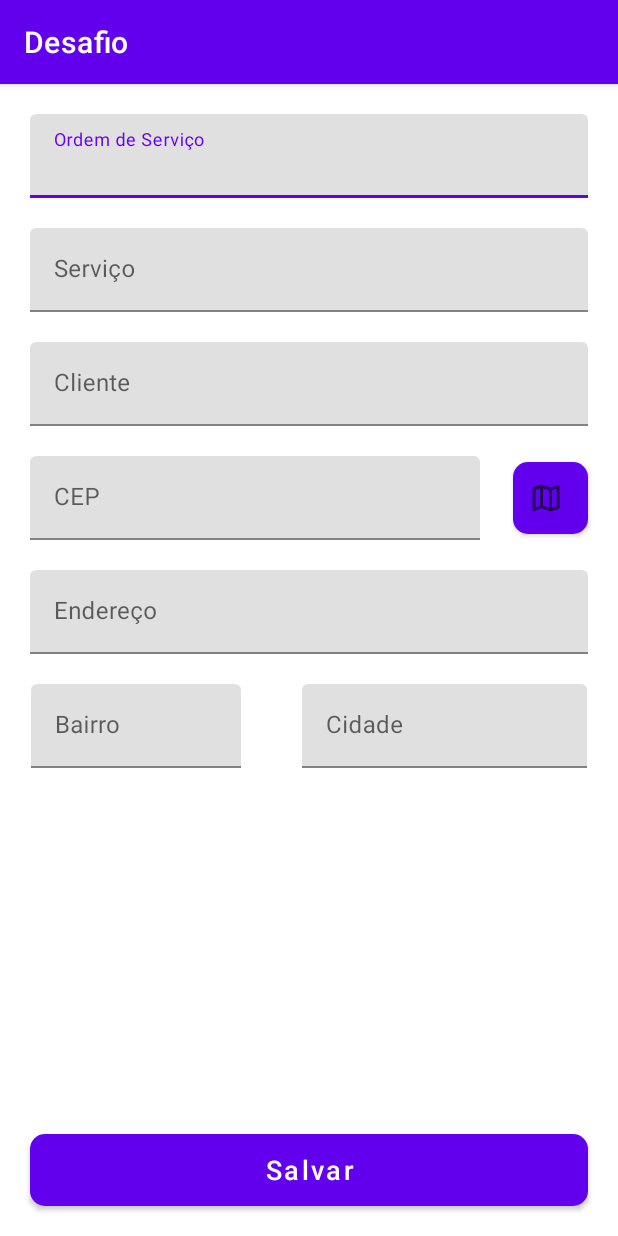
After one commit to gbrb1/App-via-cep, an Android app: the CadastrarOrdemServicoActivity screen opened directly, with no data from a screen before it, on a phone screen of 412 x 824 dp. The commit adds this screen. Run offline under Robolectric (Android 15) with nearby library versions, the phone set to English and light mode, and no system bars.

Commit message:
Adicionando a tela de cadastro de ordem de serviço

```diff
--- a/app/build.gradle
+++ b/app/build.gradle
@@ -1,6 +1,7 @@
 plugins {
     id 'com.android.application'
     id 'kotlin-android'
+    id 'kotlin-android-extensions'
 }
 
 android {
@@ -41,6 +42,7 @@ dependencies {
     implementation 'androidx.constraintlayout:constraintlayout:2.0.4'
     implementation 'com.squareup.retrofit2:retrofit:2.9.0'
     implementation 'com.squareup.retrofit2:converter-gson:2.9.0'
+    implementation "org.jetbrains.kotlin:kotlin-stdlib-jdk7:$kotlin_version"
     testImplementation 'junit:junit:4.+'
     androidTestImplementation 'androidx.test.ext:junit:1.1.2'
     androidTestImplementation 'androidx.test.espresso:espresso-core:3.3.0'
--- a/app/src/main/AndroidManifest.xml
+++ b/app/src/main/AndroidManifest.xml
@@ -19,6 +19,9 @@
                 <category android:name="android.intent.category.LAUNCHER" />
             </intent-filter>
         </activity>
+
+        <activity android:name=".UI.activity.CadastrarOrdemServicoActivity"/>
+
     </application>
 
 </manifest>
--- /dev/null
+++ b/app/src/main/java/meudominio/com/desafio/UI/activity/CadastrarOrdemServicoActivity.kt
@@ -0,0 +1,19 @@
+package meudominio.com.desafio.UI.activity
+
+
+
+import androidx.appcompat.app.AppCompatActivity
+import android.os.Bundle
+import meudominio.com.desafio.R
+
+
+class CadastrarOrdemServicoActivity : AppCompatActivity() {
+    override fun onCreate(savedInstanceState: Bundle?) {
+        super.onCreate(savedInstanceState)
+        setContentView(R.layout.activity_cadastrar_ordem_servico)
+
+
+    }
+
+
+}
--- a/app/src/main/java/meudominio/com/desafio/UI/activity/MainActivity.kt
+++ b/app/src/main/java/meudominio/com/desafio/UI/activity/MainActivity.kt
@@ -1,12 +1,24 @@
 package meudominio.com.desafio.UI.activity
 
+import android.content.Intent
 import androidx.appcompat.app.AppCompatActivity
 import android.os.Bundle
+import android.view.View
 import meudominio.com.desafio.R
+import kotlinx.android.synthetic.main.activity_main.*
 
 class MainActivity : AppCompatActivity() {
     override fun onCreate(savedInstanceState: Bundle?) {
         super.onCreate(savedInstanceState)
         setContentView(R.layout.activity_main)
+
+        sem_ordem.visibility = View.GONE
+
+        adicionar_ordem_servico.setOnClickListener{
+            intent = Intent(applicationContext, CadastrarOrdemServicoActivity::class.java)
+            startActivity(intent)
+        }
     }
+
+
 }
--- /dev/null
+++ b/app/src/main/res/drawable/borda_circular.xml
@@ -0,0 +1,6 @@
+<?xml version="1.0" encoding="UTF-8"?>
+<shape xmlns:android="http://schemas.android.com/apk/res/android">
+    <solid android:color="@color/grey"/>
+    <corners android:radius="10dp"/>
+    <padding android:left="0dp" android:top="0dp" android:right="0dp" android:bottom="0dp" />
+</shape>
--- /dev/null
+++ b/app/src/main/res/drawable/outline_map_24.xml
@@ -0,0 +1,10 @@
+<vector xmlns:android="http://schemas.android.com/apk/res/android"
+    android:width="24dp"
+    android:height="24dp"
+    android:viewportWidth="24"
+    android:viewportHeight="24"
+    android:tint="?attr/colorControlNormal">
+  <path
+      android:fillColor="@android:color/white"
+      android:pathData="M20.5,3l-0.16,0.03L15,5.1 9,3 3.36,4.9c-0.21,0.07 -0.36,0.25 -0.36,0.48L3,20.5c0,0.28 0.22,0.5 0.5,0.5l0.16,-0.03L9,18.9l6,2.1 5.64,-1.9c0.21,-0.07 0.36,-0.25 0.36,-0.48L21,3.5c0,-0.28 -0.22,-0.5 -0.5,-0.5zM10,5.47l4,1.4v11.66l-4,-1.4L10,5.47zM5,6.46l3,-1.01v11.7l-3,1.16L5,6.46zM19,17.54l-3,1.01L16,6.86l3,-1.16v11.84z"/>
+</vector>
--- /dev/null
+++ b/app/src/main/res/layout/activity_cadastrar_ordem_servico.xml
@@ -0,0 +1,177 @@
+<?xml version="1.0" encoding="utf-8"?>
+<androidx.constraintlayout.widget.ConstraintLayout xmlns:android="http://schemas.android.com/apk/res/android"
+   xmlns:app="http://schemas.android.com/apk/res-auto"
+    xmlns:shimmer="http://schemas.android.com/apk/res-auto"
+    xmlns:tools="http://schemas.android.com/tools"
+
+
+    android:layout_width="match_parent"
+    android:layout_height="match_parent"
+    tools:context="meudominio.com.desafio.UI.activity.CadastrarOrdemServicoActivity">
+
+
+
+    <com.google.android.material.textfield.TextInputLayout
+        android:id="@+id/cadastrar_ordem_servico"
+        android:layout_width="match_parent"
+        android:layout_height="wrap_content"
+        android:layout_margin="20dp"
+        android:hint="Ordem de Serviço"
+        app:layout_constraintTop_toTopOf="parent"
+        app:layout_constraintLeft_toLeftOf="parent"
+        app:layout_constraintRight_toRightOf="parent">
+
+        <com.google.android.material.textfield.TextInputEditText
+            android:id="@+id/edit_text_cadastrar_ordem_servico"
+            android:layout_width="match_parent"
+            android:layout_height="wrap_content" />
+
+    </com.google.android.material.textfield.TextInputLayout>
+
+    <com.google.android.material.textfield.TextInputLayout
+        android:id="@+id/endereco"
+        android:layout_width="match_parent"
+        android:layout_height="wrap_content"
+        android:layout_margin="20dp"
+        android:hint="Endereço"
+        app:layout_constraintTop_toBottomOf="@+id/cep"
+        app:layout_constraintLeft_toLeftOf="parent"
+        app:layout_constraintRight_toRightOf="parent">
+
+        <com.google.android.material.textfield.TextInputEditText
+            android:id="@+id/edit_text_endereco"
+            android:layout_width="match_parent"
+            android:layout_height="wrap_content"
+            android:inputType="none"
+            />
+
+    </com.google.android.material.textfield.TextInputLayout>
+
+    <com.google.android.material.textfield.TextInputLayout
+        android:id="@+id/bairro"
+        android:layout_width="140dp"
+        android:layout_height="wrap_content"
+        android:layout_margin="20dp"
+        android:hint="Bairro"
+        app:layout_constraintTop_toBottomOf="@+id/endereco"
+        app:layout_constraintLeft_toLeftOf="parent"
+        app:layout_constraintRight_toLeftOf="@+id/cidade"
+        >
+
+        <com.google.android.material.textfield.TextInputEditText
+            android:id="@+id/edit_text_bairro"
+            android:layout_width="match_parent"
+            android:layout_height="wrap_content"
+            android:inputType="none"
+            />
+
+    </com.google.android.material.textfield.TextInputLayout>
+
+    <com.google.android.material.textfield.TextInputLayout
+        android:id="@+id/cidade"
+        android:layout_width="190dp"
+        android:layout_height="wrap_content"
+        android:layout_margin="20dp"
+        android:hint="Cidade"
+        app:layout_constraintTop_toBottomOf="@+id/endereco"
+        app:layout_constraintLeft_toRightOf="@id/bairro"
+        app:layout_constraintRight_toRightOf="parent">
+
+        <com.google.android.material.textfield.TextInputEditText
+            android:id="@+id/edit_text_cidade"
+            android:layout_width="match_parent"
+            android:layout_height="wrap_content"
+            android:inputType="none"
+            />
+
+    </com.google.android.material.textfield.TextInputLayout>
+
+
+    <com.google.android.material.textfield.TextInputLayout
+        android:id="@+id/servico"
+        android:layout_width="match_parent"
+        android:layout_height="wrap_content"
+        android:layout_margin="20dp"
+        android:hint="Serviço"
+        app:layout_constraintTop_toBottomOf="@+id/cadastrar_ordem_servico"
+        app:layout_constraintLeft_toLeftOf="parent"
+        app:layout_constraintRight_toRightOf="parent">
+
+        <com.google.android.material.textfield.TextInputEditText
+            android:id="@+id/edit_text_servico"
+            android:layout_width="match_parent"
+            android:layout_height="wrap_content" />
+
+    </com.google.android.material.textfield.TextInputLayout>
+
+    <com.google.android.material.textfield.TextInputLayout
+        android:id="@+id/cliente"
+        android:layout_width="match_parent"
+        android:layout_height="wrap_content"
+        android:layout_margin="20dp"
+        android:hint="Cliente"
+        app:layout_constraintTop_toBottomOf="@+id/servico"
+        app:layout_constraintLeft_toLeftOf="parent"
+        app:layout_constraintRight_toRightOf="parent">
+
+        <com.google.android.material.textfield.TextInputEditText
+            android:id="@+id/edit_text_cliente"
+            android:layout_width="match_parent"
+            android:layout_height="wrap_content" />
+
+    </com.google.android.material.textfield.TextInputLayout>
+
+    <com.google.android.material.textfield.TextInputLayout
+        android:id="@+id/cep"
+        android:layout_width="300dp"
+        android:layout_height="wrap_content"
+        android:layout_margin="20dp"
+        android:hint="CEP"
+        app:layout_constraintTop_toBottomOf="@+id/cliente"
+        app:layout_constraintLeft_toLeftOf="parent"
+        >
+
+        <com.google.android.material.textfield.TextInputEditText
+            android:id="@+id/edit_text_cep"
+            android:layout_width="match_parent"
+            android:layout_height="wrap_content" />
+
+    </com.google.android.material.textfield.TextInputLayout>
+
+    <Button
+        android:id="@+id/botao_salvar"
+        android:layout_width="match_parent"
+        android:layout_height="wrap_content"
+        android:layout_margin="20dp"
+        android:background="@drawable/borda_circular"
+        android:text="Salvar"
+        android:textAllCaps="false"
+        android:textColor="@color/white"
+        android:textSize="18dp"
+        app:layout_constraintBottom_toBottomOf="parent"
+        app:layout_constraintRight_toRightOf="parent"
+        app:layout_constraintLeft_toLeftOf="parent"/>
+
+    <Button
+        android:id="@+id/botao_cep"
+        android:layout_width="50dp"
+        android:layout_height="wrap_content"
+        android:layout_margin="20dp"
+        android:background="@drawable/borda_circular"
+        android:textAllCaps="false"
+        android:textColor="@color/white"
+        android:textSize="18dp"
+        android:drawableEnd="@drawable/outline_map_24"
+        app:layout_constraintBottom_toTopOf="@id/endereco"
+        app:layout_constraintEnd_toEndOf="parent"
+        app:layout_constraintLeft_toRightOf="@id/cep"
+        app:layout_constraintTop_toBottomOf="@id/cliente">
+
+
+    </Button>
+
+
+
+
+
+</androidx.constraintlayout.widget.ConstraintLayout>
--- a/app/src/main/res/values/colors.xml
+++ b/app/src/main/res/values/colors.xml
@@ -1,4 +1,5 @@
 <?xml version="1.0" encoding="utf-8"?>
+
 <resources>
     <color name="purple_200">#FFBB86FC</color>
     <color name="purple_500">#FF6200EE</color>
```
Also changed, not shown: gradle/wrapper/gradle-wrapper.properties.
